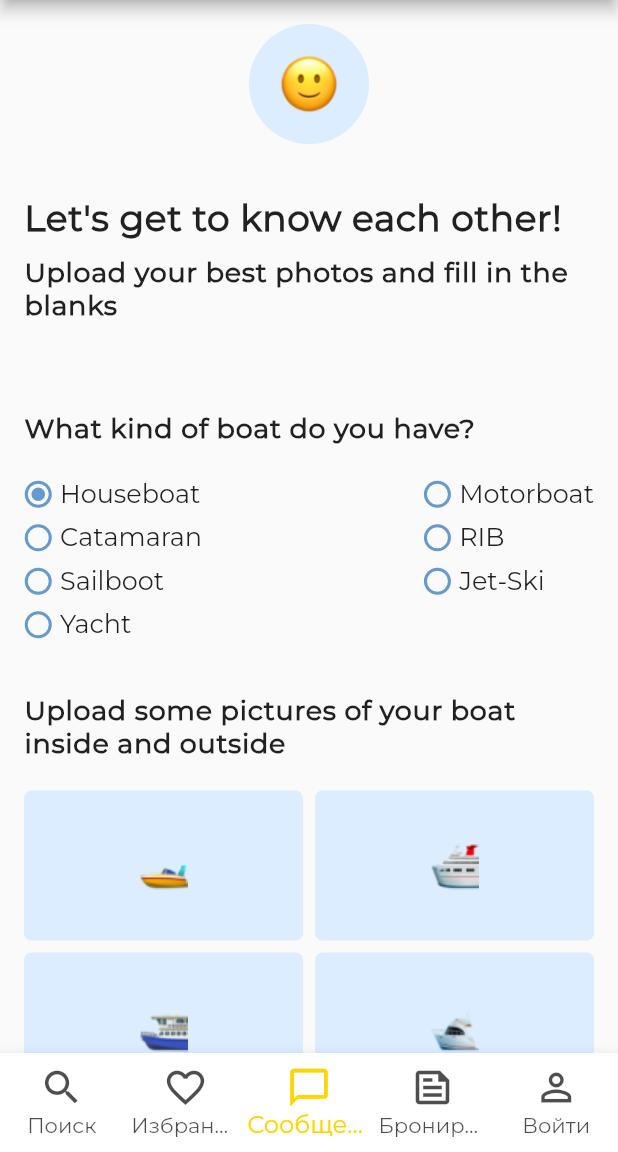
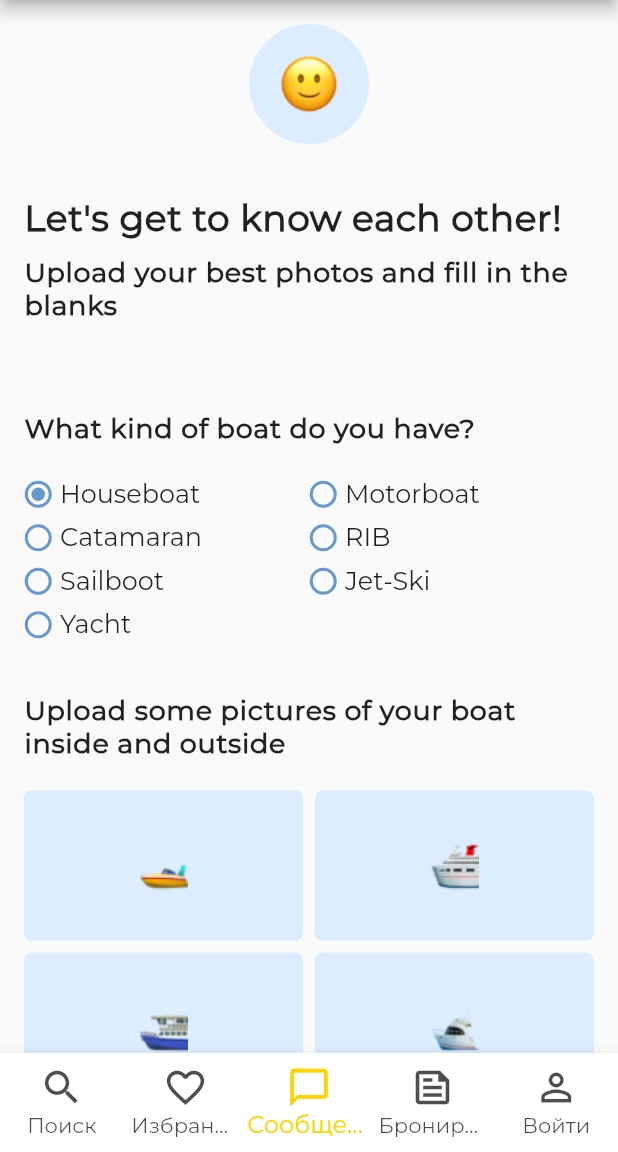
Before and after one commit to moran020/rent_my_boat, a Flutter app: the MainScreenBottomMenu screen opened by its route, item 3 of the bottom bar chosen, on a phone screen of 412 x 824 dp, the part 84-1236 px from its top. Run offline on Flutter 3.47's test engine with Material 2 defaults, Android fonts, the phone set to English and light mode, and no system bars; our stand-ins replace carousel_slider, firebase_core, firebase_database, shared_preferences, table_calendar; accounts and stored records are empty; generated files the repository leaves out were written again; network calls fail.

Commit message:
remade module_image, fix bug with column of radiob., added comments

```diff
--- a/lib/data/helpers_owner_form/modules/module_images.dart
+++ b/lib/data/helpers_owner_form/modules/module_images.dart
@@ -1,5 +1,5 @@
 import 'package:flutter/material.dart';
-import 'package:rent_my_boat/data/colors.dart';
+import 'package:rent_my_boat/data/helpers_owner_form/singles/image_container.dart';
 
 class ModuleImages extends StatelessWidget {
   const ModuleImages({Key? key}) : super(key: key);
@@ -13,30 +13,17 @@ class ModuleImages extends StatelessWidget {
           Row(
             children: [
               Expanded(
-                child: Container(
-                  height: 100,
-                  child: IconButton(
+                  child: ImageContainerButtonCreate(
                       icon: Image.asset('assets/icons/speedboat.png'),
-                      onPressed: (() {})),
-                  decoration: BoxDecoration(
-                      borderRadius: BorderRadius.circular(5),
-                      color: photoContainer),
-                ),
-              ),
+                      onPressed: () {})),
               const SizedBox(
                 width: 8,
               ),
               Expanded(
-                child: Container(
-                  height: 100,
-                  child: IconButton(
-                      icon: Image.asset('assets/icons/ship.png'),
-                      onPressed: (() {})),
-                  decoration: BoxDecoration(
-                      borderRadius: BorderRadius.circular(5),
-                      color: photoContainer),
-                ),
-              )
+                  child: ImageContainerButtonCreate(
+                icon: Image.asset('assets/icons/ship.png'),
+                onPressed: () {},
+              ))
             ],
           ),
           const SizedBox(
@@ -45,29 +32,17 @@ class ModuleImages extends StatelessWidget {
           Row(
             children: [
               Expanded(
-                child: Container(
-                  height: 100,
-                  child: IconButton(
-                      icon: Image.asset('assets/icons/ferry.png'),
-                      onPressed: (() {})),
-                  decoration: BoxDecoration(
-                      borderRadius: BorderRadius.circular(5),
-                      color: photoContainer),
-                ),
-              ),
+                  child: ImageContainerButtonCreate(
+                icon: Image.asset('assets/icons/ferry.png'),
+                onPressed: () {},
+              )),
               const SizedBox(
                 width: 8,
               ),
               Expanded(
-                child: Container(
-                  height: 100,
-                  width: 1.4,
-                  child: IconButton(
-                      icon: Image.asset('assets/icons/motor_boat.png'),
-                      onPressed: (() {})),
-                  decoration: BoxDecoration(
-                      borderRadius: BorderRadius.circular(5),
-                      color: photoContainer),
+                child: ImageContainerButtonCreate(
+                  icon: Image.asset('assets/icons/motor_boat.png'),
+                  onPressed: () {},
                 ),
               )
             ],
--- a/lib/data/helpers_owner_form/modules/module_radiobutton.dart
+++ b/lib/data/helpers_owner_form/modules/module_radiobutton.dart
@@ -19,13 +19,12 @@ class _ModuleRadioButtonState extends State<ModuleRadioButton> {
     var tr = AppLocalizations.of(context)!;
 
     return Row(
-      mainAxisAlignment: MainAxisAlignment.spaceBetween,
       crossAxisAlignment: CrossAxisAlignment.start,
       children: [
-        Column(
+        Flexible(
+          flex: 1,
+          child: Column(
             crossAxisAlignment: CrossAxisAlignment.start,
-          children: [
-            Row(
             children: [
               RadioButtonCreate(
                 value: TypeBoatList.houseboat,
@@ -36,8 +35,6 @@ class _ModuleRadioButtonState extends State<ModuleRadioButton> {
                 },
                 groupValue: type,
                 boatType: tr.houseboat,
-                )
-              ],
               ),
               RadioButtonCreate(
                 value: TypeBoatList.catamaran,
@@ -71,7 +68,10 @@ class _ModuleRadioButtonState extends State<ModuleRadioButton> {
               ),
             ],
           ),
-        Column(
+        ),
+        Flexible(
+          flex: 1,
+          child: Column(
             mainAxisAlignment: MainAxisAlignment.start,
             crossAxisAlignment: CrossAxisAlignment.start,
             children: [
@@ -106,6 +106,7 @@ class _ModuleRadioButtonState extends State<ModuleRadioButton> {
                 boatType: tr.jetSki,
               )
             ],
+          ),
         )
       ],
     );
--- a/lib/data/helpers_owner_form/singles/checkbox.dart
+++ b/lib/data/helpers_owner_form/singles/checkbox.dart
@@ -22,6 +22,7 @@ class CheckBoxCreate extends StatelessWidget {
             mainAxisAlignment: MainAxisAlignment.start,
             children: [
               SizedBox(
+                //SizedBox for get checkbox minimum padding around
                 height: 19.0,
                 width: 19.0,
                 child: Checkbox(
--- /dev/null
+++ b/lib/data/helpers_owner_form/singles/image_container.dart
@@ -0,0 +1,23 @@
+import 'package:flutter/material.dart';
+import 'package:rent_my_boat/data/colors.dart';
+
+class ImageContainerButtonCreate extends StatelessWidget {
+  final Widget icon;
+  final void Function()? onPressed;
+
+  const ImageContainerButtonCreate({
+    Key? key,
+    required this.icon,
+    required this.onPressed,
+  }) : super(key: key);
+
+  @override
+  Widget build(BuildContext context) {
+    return Container(
+      height: 100,
+      child: IconButton(icon: icon, onPressed: onPressed),
+      decoration: BoxDecoration(
+          borderRadius: BorderRadius.circular(5), color: photoContainer),
+    );
+  }
+}
--- a/lib/data/helpers_owner_form/singles/radiobutton.dart
+++ b/lib/data/helpers_owner_form/singles/radiobutton.dart
@@ -24,9 +24,11 @@ class RadioButtonCreate extends StatelessWidget {
         child: Row(
           children: [
             SizedBox(
+              //SizedBox for get radiobutton minimum padding around
               height: 19.0,
               width: 19.0,
               child: Radio(
+                  //Сolor of the radiobutton, depending on the click
                   fillColor: MaterialStateProperty.resolveWith<Color>((states) {
                     if (states.contains(MaterialState.disabled)) {
                       return background;
--- a/lib/screens/owner_form.dart
+++ b/lib/screens/owner_form.dart
@@ -19,13 +19,14 @@ class OwnerForm extends StatefulWidget {
 }
 
 class FormState extends State {
+  // The entry point for accessing a Firebase Database.
   final _database = FirebaseDatabase.instance;
 
   @override
   Widget build(BuildContext context) {
-    double width = MediaQuery.of(context).size.width;
-    print(width);
+    //variable for accessing localization files
     var tr = AppLocalizations.of(context)!;
+    // variable for creating branch to save the data to realtime database
     final reference = _database.ref().child('Личные данные');
 
     return Scaffold(
@@ -38,6 +39,7 @@ class FormState extends State {
             }),
           ),
           actions: <Widget>[
+            //With method .set data from textfields are goind into realtime database firebase
             TextButton(
               onPressed: () {
                 reference.set({
@@ -76,6 +78,7 @@ class FormState extends State {
               crossAxisAlignment: CrossAxisAlignment.start,
               children: [
                 const Center(
+                  //using the button CircleAvatarCreate, the user will be able to upload a photo of himself
                   child: CircleAvatarCreate(),
                 ),
                 const SizedBox(height: 35),
@@ -89,18 +92,22 @@ class FormState extends State {
                 const SizedBox(height: 11),
                 HeaderMiddleText(text: tr.introduction),
                 const SizedBox(height: 20),
+                //The module of textfields for the form
                 const ModuleTexFormField(),
                 const SizedBox(height: 40),
                 HeaderMiddleText(text: tr.boatCategory),
                 const SizedBox(height: 18),
+                //The module of radiobuttons with the ability to select the type of boat
                 const ModuleRadioButton(),
                 const SizedBox(height: 32),
                 HeaderMiddleText(text: tr.instructionOne),
                 const SizedBox(height: 20),
+                //The module for containers with buttons, which give the user will be able to upload a photos of his boat
                 const ModuleImages(),
                 const SizedBox(height: 32),
                 HeaderMiddleText(text: tr.instructionTwo),
                 const SizedBox(height: 20),
+                //The module of checkboxes with a choice of equipment on board the boat
                 const ModuleCheckBox(),
                 const SizedBox(height: 32),
                 HeaderMiddleText(text: tr.instructionThree),
@@ -112,6 +119,7 @@ class FormState extends State {
                 const SizedBox(height: 40),
                 HeaderMiddleText(text: tr.instructionFour),
                 const SizedBox(height: 20),
+                //Calendar
                 const Calendar(),
               ],
             ),
```
Lines whose indentation alone changed are shown as unchanged.
